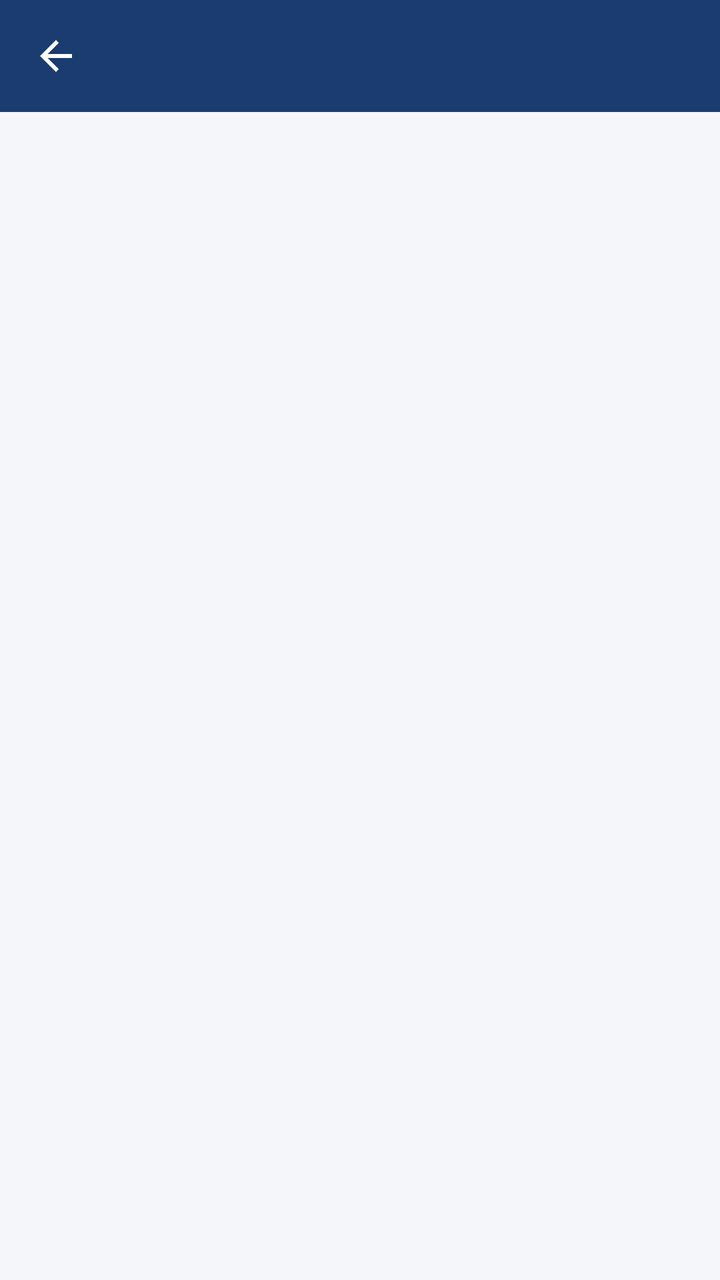
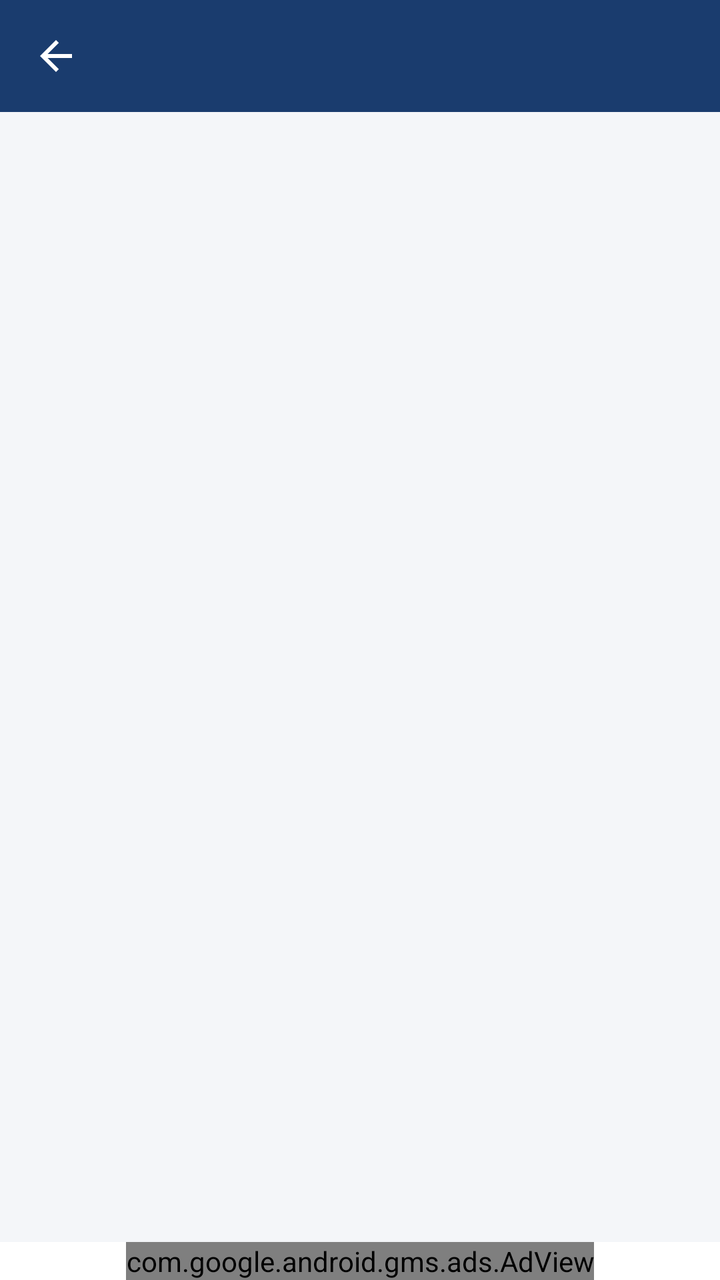

The first picture is an Android layout as it rendered before a commit; the second is the same layout after the commit. The layout source and the unified diff follow.
<!-- AndroidManifest.xml: application theme Theme.CaLaws -->
<!-- res/layout/activity_document.xml -->
<?xml version="1.0" encoding="utf-8"?>
<LinearLayout xmlns:android="http://schemas.android.com/apk/res/android"
    xmlns:app="http://schemas.android.com/apk/res-auto"
    android:layout_width="match_parent"
    android:layout_height="match_parent"
    android:orientation="vertical"
    android:background="@color/screenBackground">

    <com.google.android.material.appbar.AppBarLayout
        android:layout_width="match_parent"
        android:layout_height="wrap_content"
        android:fitsSystemWindows="true"
        android:background="@color/primary"
        app:elevation="4dp">

        <com.google.android.material.appbar.MaterialToolbar
            android:id="@+id/toolbar"
            android:layout_width="match_parent"
            android:layout_height="?attr/actionBarSize"
            app:navigationIcon="@drawable/ic_arrow_back"
            app:navigationIconTint="@color/white"
            app:titleTextColor="@color/white" />

    </com.google.android.material.appbar.AppBarLayout>

    <androidx.recyclerview.widget.RecyclerView
        android:id="@+id/sectionsRecyclerView"
        android:layout_width="match_parent"
        android:layout_height="match_parent"
        android:clipToPadding="false"
        android:paddingBottom="24dp" />

</LinearLayout>
<!-- resources referenced by this layout -->
<resources>
  <color name="primary">#1A3C6E</color>
  <color name="screenBackground">#F4F6F9</color>
  <color name="white">#FFFFFF</color>
  <!-- drawable ic_arrow_back (drawable) -->
  <?xml version="1.0" encoding="utf-8"?>
  <vector xmlns:android="http://schemas.android.com/apk/res/android"
      android:width="24dp"
      android:height="24dp"
      android:viewportWidth="24"
      android:viewportHeight="24"
      android:tint="?attr/colorControlNormal">
      <path
          android:fillColor="#FF000000"
          android:pathData="M20,11H7.83l5.59,-5.59L12,4l-8,8 8,8 1.41,-1.41L7.83,13H20v-2z" />
  </vector>
  <style name="Theme.CaLaws" parent="Theme.MaterialComponents.DayNight.NoActionBar">
          <item name="colorPrimary">@color/primary</item>
          <item name="colorPrimaryDark">@color/primaryDark</item>
          <item name="colorAccent">@color/accent</item>
          <item name="android:windowBackground">@color/screenBackground</item>
          <item name="android:statusBarColor">@color/primary</item>
      </style>
  <color name="primaryDark">#122A4E</color>
  <color name="accent">#C8102E</color>
</resources>

<!-- the commit's change to res/layout/activity_document.xml (unified diff, before → after) -->
@@ -26,8 +26,29 @@
     <androidx.recyclerview.widget.RecyclerView
         android:id="@+id/sectionsRecyclerView"
         android:layout_width="match_parent"
-        android:layout_height="match_parent"
+        android:layout_height="0dp"
+        android:layout_weight="1"
         android:clipToPadding="false"
         android:paddingBottom="24dp" />
 
+    <include layout="@layout/view_banner_ad" />
+
 </LinearLayout>
+<!-- res/layout/view_banner_ad.xml (included above) -->
+<?xml version="1.0" encoding="utf-8"?>
+<FrameLayout xmlns:android="http://schemas.android.com/apk/res/android"
+    xmlns:ads="http://schemas.android.com/apk/res-auto"
+    android:id="@+id/adContainer"
+    android:layout_width="match_parent"
+    android:layout_height="wrap_content"
+    android:background="@color/cardBackground">
+
+    <com.google.android.gms.ads.AdView
+        android:id="@+id/adView"
+        android:layout_width="wrap_content"
+        android:layout_height="wrap_content"
+        android:layout_gravity="center_horizontal"
+        ads:adSize="BANNER"
+        ads:adUnitId="@string/banner_ad_unit_id" />
+
+</FrameLayout>
<!-- resource entries referenced after the edit -->
@@ -1,5 +1,6 @@
 <!-- resources referenced by this layout -->
 <resources>
+  <color name="cardBackground">#FFFFFF</color>
   <color name="primary">#1A3C6E</color>
   <color name="screenBackground">#F4F6F9</color>
   <color name="white">#FFFFFF</color>
@@ -15,6 +16,7 @@
           android:fillColor="#FF000000"
           android:pathData="M20,11H7.83l5.59,-5.59L12,4l-8,8 8,8 1.41,-1.41L7.83,13H20v-2z" />
   </vector>
+  <string name="banner_ad_unit_id" translatable="false">ca-app-pub-3940256099942544/6300978111</string>
   <style name="Theme.CaLaws" parent="Theme.MaterialComponents.DayNight.NoActionBar">
           <item name="colorPrimary">@color/primary</item>
           <item name="colorPrimaryDark">@color/primaryDark</item>
